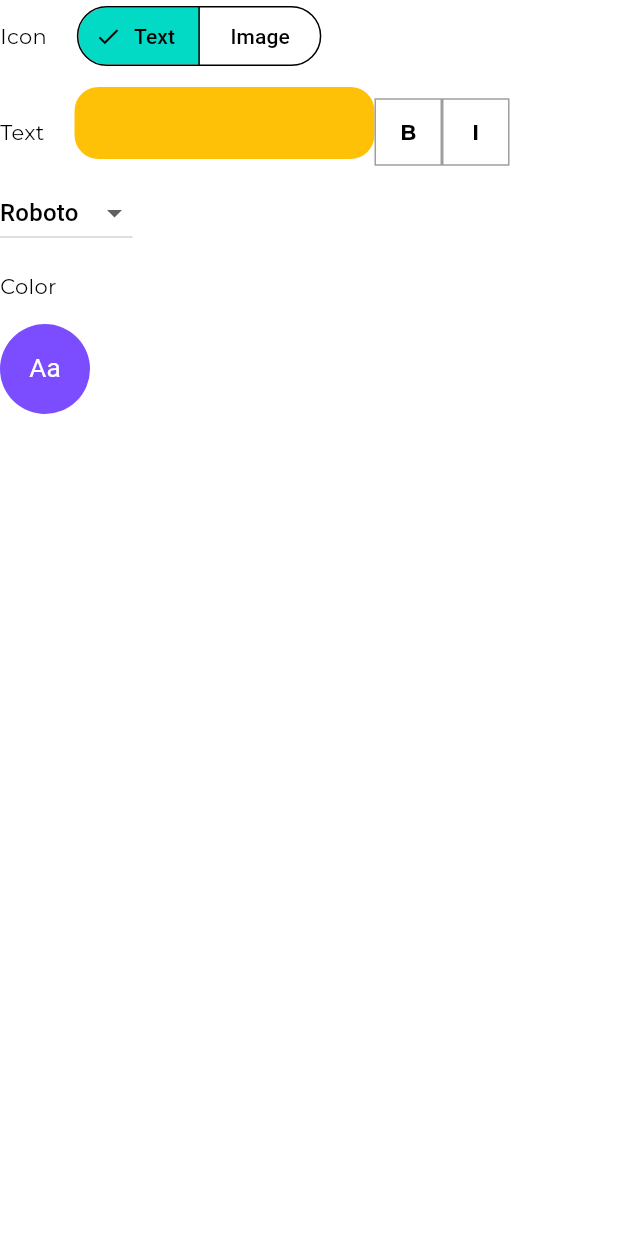
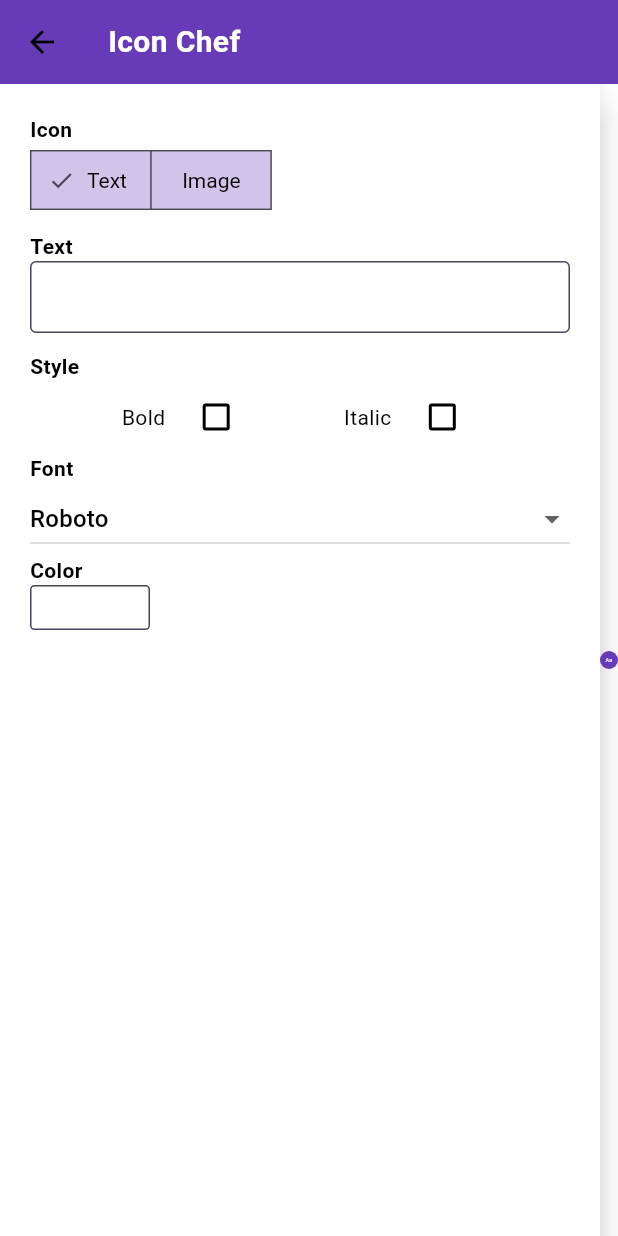
Before and after one commit to qasim-xo/icon_chef, a Flutter app: the IconEditorDesktopScreen screen opened directly, on a phone screen of 412 x 824 dp. Run offline on Flutter 3.47's test engine with Material 3 defaults, Android fonts, the phone set to English and light mode, and no system bars; our stand-ins replace auto_route, flutter_colorpicker, flutter_riverpod, google_fonts, responsive_framework; missing offline and left inert: image_downloader_web.

Commit message:
desigining the ui

```diff
--- a/lib/screens/icon_editor/providers/icon_editor_provider.dart
+++ b/lib/screens/icon_editor/providers/icon_editor_provider.dart
@@ -10,9 +10,11 @@ class IconEditorState {
   final bool isBold;
   final bool isItalic;
   final String selectedFont;
+  final String isBoldOrItalic;
 
   IconEditorState(
       {required this.selectedTab,
+      required this.isBoldOrItalic,
       required this.iconTextColor,
       required this.isBold,
       required this.isItalic,
@@ -25,6 +27,7 @@ class IconEditorState {
       Color? iconTextColor,
       bool? isBold,
       String? selectedFont,
+      String? isBoldOrItalic,
       bool? isItalic}) {
     return IconEditorState(
         selectedTab: selectedTab ?? this.selectedTab,
@@ -32,7 +35,8 @@ class IconEditorState {
         iconText: iconText ?? this.iconText,
         isBold: isBold ?? this.isBold,
         isItalic: isItalic ?? this.isItalic,
-        selectedFont: selectedFont ?? this.selectedFont);
+        selectedFont: selectedFont ?? this.selectedFont,
+        isBoldOrItalic: isBoldOrItalic ?? this.isBoldOrItalic);
   }
 
   factory IconEditorState.initial() {
@@ -42,7 +46,8 @@ class IconEditorState {
         iconTextColor: AppColors.whiteColor,
         isBold: false,
         isItalic: false,
-        selectedFont: 'Roboto');
+        selectedFont: 'Roboto',
+        isBoldOrItalic: '');
   }
 }
 
@@ -54,6 +59,10 @@ class IconEditorNotifier extends Notifier<IconEditorState> {
 
   void setSelectedTab(String selectedTab) {
     state = state.copyWith(selectedTab: selectedTab);
+  }
+
+  void setIsBoldOrItalic(String isBoldOrItalic) {
+    state = state.copyWith(isBoldOrItalic: isBoldOrItalic);
   }
 
   void setSelectedFont(String font) {
--- a/lib/screens/icon_editor/screens/desktop/icon_editor_desktop_screen.dart
+++ b/lib/screens/icon_editor/screens/desktop/icon_editor_desktop_screen.dart
@@ -3,11 +3,13 @@ import 'dart:ui' as ui;
 import 'package:flutter/material.dart';
 import 'package:flutter/rendering.dart';
 import 'package:flutter_riverpod/flutter_riverpod.dart';
+import 'package:icon_chef/constants/extension_constants.dart';
 import 'package:icon_chef/screens/icon_editor/providers/icon_editor_provider.dart';
 import 'package:icon_chef/screens/icon_editor/widgets/android_icon_widget.dart';
 import 'package:icon_chef/screens/icon_editor/widgets/clip_art_widget.dart';
 import 'package:icon_chef/screens/icon_editor/widgets/icon_settings_bar_widget.dart';
 import 'package:icon_chef/screens/icon_editor/widgets/text_tab_options_widget.dart';
+import 'package:icon_chef/theme/app_colors.dart';
 import 'package:image_downloader_web/image_downloader_web.dart';
 
 class IconEditorDesktopScreen extends ConsumerStatefulWidget {
@@ -48,52 +50,21 @@ class _IconEditorDesktopScreenState
   final TextEditingController textController = TextEditingController();
   @override
   Widget build(BuildContext context) {
-    final selectedTab = ref.watch(iconEditorProvider).selectedTab;
-    final iconText = ref.watch(iconEditorProvider).iconText;
-
     return Scaffold(
+      appBar: AppBar(
+        backgroundColor: AppColors.primaryColor,
+        title: Text(
+          'Icon Chef',
+          style: context.textTheme.bodyMedium?.copyWith(
+              color: AppColors.whiteColor,
+              fontWeight: FontWeight.bold,
+              fontSize: 20),
+        ),
+      ),
       body: Row(
         children: [
-          Column(
-            crossAxisAlignment: CrossAxisAlignment.start,
-            children: [
-              Row(
-                mainAxisAlignment: MainAxisAlignment.start,
-                children: [
-                  Text('Icon'),
-                  SizedBox(
-                    width: 20,
-                  ),
-                  SegmentedButton(
-                    segments: [
-                      ButtonSegment(label: Text('Text'), value: 'Text'),
-                      ButtonSegment(value: 'Image', label: Text('Image'))
-                    ],
-                    selected: {selectedTab},
-                    onSelectionChanged: (Set<String> newSelection) {
-                      ref
-                          .read(iconEditorProvider.notifier)
-                          .setSelectedTab(newSelection.first);
-                    },
-                  ),
-                ],
-              ),
-              SizedBox(
-                height: 10,
-              ),
-              TextTabOptionsWidget(
-                textController: textController,
-              ),
-              GestureDetector(
-                onTap: () {
-                  _captureAndDownload();
-                },
-                child: AndroidIconWidget(
-                  globalKey: _globalKey,
-                ),
-              ),
-            ],
-          ),
+          IconSettingsBarWidget(),
+          Expanded(child: AndroidIconWidget(globalKey: _globalKey))
         ],
       ),
     );
--- a/lib/screens/icon_editor/widgets/android_icon_widget.dart
+++ b/lib/screens/icon_editor/widgets/android_icon_widget.dart
@@ -8,10 +8,6 @@ import 'package:icon_chef/theme/app_colors.dart';
 class AndroidIconWidget extends ConsumerWidget {
   const AndroidIconWidget({super.key, required this.globalKey});
 
-  // final String text;
-  // final Color backgroundColor;
-  // final Color textColor;
-  // final FontWeight fontWeight;
   final GlobalKey globalKey;
 
   @override
--- a/lib/screens/icon_editor/widgets/icon_settings_bar_widget.dart
+++ b/lib/screens/icon_editor/widgets/icon_settings_bar_widget.dart
@@ -1,14 +1,64 @@
 import 'package:flutter/material.dart';
 import 'package:flutter_riverpod/flutter_riverpod.dart';
+import 'package:icon_chef/constants/extension_constants.dart';
+import 'package:icon_chef/screens/icon_editor/providers/icon_editor_provider.dart';
+import 'package:icon_chef/screens/icon_editor/widgets/android_icon_widget.dart';
 import 'package:icon_chef/screens/icon_editor/widgets/clip_art_widget.dart';
+import 'package:icon_chef/screens/icon_editor/widgets/text_tab_options_widget.dart';
 
-class IconSettingsBarWidget extends ConsumerWidget {
+class IconSettingsBarWidget extends ConsumerStatefulWidget {
   const IconSettingsBarWidget({super.key});
 
   @override
-  Widget build(BuildContext context, WidgetRef ref) {
-    return Column(
-      children: [ClipArtWidget()],
+  ConsumerState<IconSettingsBarWidget> createState() =>
+      _IconSettingsBarWidgetState();
+}
+
+class _IconSettingsBarWidgetState extends ConsumerState<IconSettingsBarWidget> {
+  final GlobalKey _globalKey = GlobalKey();
+  final TextEditingController textController = TextEditingController();
+
+  @override
+  Widget build(BuildContext context) {
+    final selectedTab = ref.watch(iconEditorProvider).selectedTab;
+    final iconText = ref.watch(iconEditorProvider).iconText;
+    return Material(
+      elevation: 10,
+      child: Container(
+        width: 400,
+        decoration: BoxDecoration(color: Colors.white),
+        child: Padding(
+          padding: const EdgeInsets.symmetric(horizontal: 20, vertical: 20),
+          child: Column(
+            crossAxisAlignment: CrossAxisAlignment.start,
+            children: [
+              Text(
+                'Icon',
+                style: context.textTheme.bodyMedium
+                    ?.copyWith(fontWeight: FontWeight.bold),
+              ),
+              SegmentedButton(
+                segments: [
+                  ButtonSegment(label: Text('Text'), value: 'Text'),
+                  ButtonSegment(value: 'Image', label: Text('Image'))
+                ],
+                selected: {selectedTab},
+                onSelectionChanged: (Set<String> newSelection) {
+                  ref
+                      .read(iconEditorProvider.notifier)
+                      .setSelectedTab(newSelection.first);
+                },
+              ),
+              SizedBox(
+                height: 10,
+              ),
+              TextTabOptionsWidget(
+                textController: textController,
+              ),
+            ],
+          ),
+        ),
+      ),
     );
   }
 }
--- a/lib/screens/icon_editor/widgets/text_tab_options_widget.dart
+++ b/lib/screens/icon_editor/widgets/text_tab_options_widget.dart
@@ -19,73 +19,83 @@ class TextTabOptionsWidget extends ConsumerWidget {
     final isBold = ref.watch(iconEditorProvider).isBold;
     final isItalic = ref.watch(iconEditorProvider).isItalic;
     final selectedFont = ref.watch(iconEditorProvider).selectedFont;
+
     return Column(
       crossAxisAlignment: CrossAxisAlignment.start,
-      mainAxisAlignment: MainAxisAlignment.center,
       children: [
-        Row(
-          crossAxisAlignment: CrossAxisAlignment.center,
-          mainAxisAlignment: MainAxisAlignment.center,
-          children: [
-            Text('Text'),
+        Text(
+          'Text',
+          style: context.textTheme.bodyMedium
+              ?.copyWith(fontWeight: FontWeight.bold),
+        ),
         SizedBox(
           width: 20,
         ),
         SizedBox(
           height: 60,
-              width: 200,
+          width: double.infinity,
           child: AppTextField(
+            focusedBorder:
+                OutlineInputBorder(borderRadius: BorderRadius.circular(3)),
+            border: OutlineInputBorder(
+                borderSide: BorderSide(color: AppColors.primaryTextColor)),
+            borderRadius: BorderRadius.circular(3),
+            fillColor: AppColors.whiteColor,
             onChanged: (val) {
               ref.read(iconEditorProvider.notifier).setIconText(val);
             },
             textController: textController,
           ),
         ),
-            GestureDetector(
-              onTap: () {
-                ref.read(iconEditorProvider.notifier).setIsBold(!isBold);
-              },
-              child: Container(
-                height: 45,
-                width: 45,
-                decoration: BoxDecoration(
-                    color: isBold == false
-                        ? AppColors.whiteColor
-                        : AppColors.primaryColor.withValues(alpha: 0.3),
-                    border: Border.all(color: AppColors.dividerColor)),
-                child: Center(
-                  child: Text(
-                    'B',
+        Text(
+          'Style',
           style: context.textTheme.bodyMedium
               ?.copyWith(fontWeight: FontWeight.bold),
         ),
+        Row(
+          mainAxisAlignment: MainAxisAlignment.spaceEvenly,
+          children: [
+            Row(
+              children: [
+                Text('Bold'),
+                SizedBox(
+                  width: 10,
                 ),
+                Checkbox(
+                    value: isBold,
+                    onChanged: (value) {
+                      ref
+                          .read(iconEditorProvider.notifier)
+                          .setIsBold(value ?? false);
+                    }),
+              ],
             ),
+            Row(
+              children: [
+                Text('Italic'),
+                SizedBox(
+                  width: 10,
                 ),
-            GestureDetector(
-              onTap: () {
-                ref.read(iconEditorProvider.notifier).setIsItalic(!isItalic);
-              },
-              child: Container(
-                height: 45,
-                width: 45,
-                decoration: BoxDecoration(
-                    color: isItalic == false
-                        ? AppColors.whiteColor
-                        : AppColors.primaryColor.withValues(alpha: 0.3),
-                    border: Border.all(color: AppColors.dividerColor)),
-                child: Center(
-                  child: Text(
-                    'I',
+                Checkbox(
+                    value: isItalic,
+                    onChanged: (value) {
+                      ref
+                          .read(iconEditorProvider.notifier)
+                          .setIsItalic(value ?? false);
+                    }),
+              ],
+            ),
+          ],
+        ),
+        Text(
+          'Font',
           style: context.textTheme.bodyMedium
               ?.copyWith(fontWeight: FontWeight.bold),
         ),
-                ),
-              ),
-            )
-          ],
-        ),
         DropdownButton<String>(
+          isDense: false,
+          padding: EdgeInsets.zero,
+          isExpanded: true,
           value: selectedFont,
           items: fonts.map((String font) {
             return DropdownMenuItem<String>(
@@ -99,13 +109,14 @@ class TextTabOptionsWidget extends ConsumerWidget {
                 .setSelectedFont(newValue ?? 'Roboto');
           },
         ),
-        Row(
-          children: [
-            Text('Color'),
+        Text(
+          'Color',
+          style: context.textTheme.bodyMedium
+              ?.copyWith(fontWeight: FontWeight.bold),
+        ),
         SizedBox(
           width: 20,
         ),
-
         InkWell(
           onTap: () {
             showDialog(
@@ -139,19 +150,13 @@ class TextTabOptionsWidget extends ConsumerWidget {
             );
           },
           child: Container(
-                height: 50,
-                width: 50,
+            height: 30,
+            width: 80,
             decoration: BoxDecoration(
+                border: Border.all(color: AppColors.primaryTextColor),
                 color: iconTextColor,
-                    borderRadius: BorderRadius.circular(10)),
+                borderRadius: BorderRadius.circular(3)),
           ),
-            )
-            // ColorPicker(
-            //     pickerColor: iconTextColor,
-            //     onColorChanged: (color) {
-            //       ref.read(iconEditorProvider.notifier).setIconColor(color);
-            //     })
-          ],
         )
       ],
     );
--- a/lib/shared/widgets/app_custom_textfield.dart
+++ b/lib/shared/widgets/app_custom_textfield.dart
@@ -147,7 +147,7 @@ class _AppTextFieldState extends State<AppTextField> {
         disabledBorder: widget.border,
         errorBorder: widget.border,
         filled: true,
-        fillColor: widget.fillColor ?? AppColors.textfieldColor,
+        fillColor: widget.fillColor ?? AppColors.primaryColor,
         // border: widget.border ?? widget.focusedBorder,
         labelText: widget.labelText,
         contentPadding: widget.contentPadding ??
--- a/lib/theme/app_colors.dart
+++ b/lib/theme/app_colors.dart
@@ -1,7 +1,8 @@
 import 'package:flutter/material.dart';
 
 class AppColors {
-  static const primaryColor = Colors.deepPurpleAccent;
+  static const primaryColor = Color(0xff673AB7);
+  static const primaryTextColor = Color(0xff4A4459);
   static const whiteColor = Colors.white;
   static const blackColor = Colors.black;
   static const transparentColor = Colors.transparent;
--- a/lib/theme/app_theme.dart
+++ b/lib/theme/app_theme.dart
@@ -74,6 +74,21 @@ class AppTheme {
             ),
       ),
     ),
+    segmentedButtonTheme: SegmentedButtonThemeData(
+        style: ButtonStyle(
+      side:
+          WidgetStatePropertyAll(BorderSide(color: AppColors.primaryTextColor)),
+      iconColor: WidgetStatePropertyAll(AppColors.primaryTextColor),
+      textStyle:
+          WidgetStatePropertyAll(TextStyle(color: AppColors.primaryTextColor)),
+      backgroundColor:
+          WidgetStatePropertyAll(AppColors.primaryColor.withValues(alpha: 0.3)),
+      shape: WidgetStateProperty.all<RoundedRectangleBorder>(
+        const RoundedRectangleBorder(
+          borderRadius: BorderRadius.zero,
+        ),
+      ),
+    )),
     textButtonTheme: TextButtonThemeData(
       style: TextButton.styleFrom(
         foregroundColor: AppColors.primaryColor,
@@ -117,49 +132,49 @@ class AppTheme {
 class AppTextTheme {
   static TextTheme textTheme(ColorScheme colorScheme) => TextTheme(
         /// Use this for titles like in app bars etc
-        displayLarge: GoogleFonts.montserrat(
+        displayLarge: GoogleFonts.roboto(
           color: colorScheme.inverseSurface,
           fontSize: 25,
           fontWeight: FontWeight.w500,
         ),
 
         /// Use this for attribute title or sub headings
-        titleLarge: GoogleFonts.montserrat(
+        titleLarge: GoogleFonts.roboto(
           color: colorScheme.inverseSurface,
           fontSize: 18,
           fontWeight: FontWeight.w600,
         ),
 
         /// Use this for when to bold any kind of attributes in a card or UI widget
-        bodyLarge: GoogleFonts.montserrat(
+        bodyLarge: GoogleFonts.roboto(
           color: colorScheme.inverseSurface,
           fontSize: 14,
           fontWeight: FontWeight.w600,
         ),
 
         /// Use this for any kind of attributes in a card or UI widget
-        bodyMedium: GoogleFonts.montserrat(
+        bodyMedium: GoogleFonts.roboto(
           color: colorScheme.inverseSurface,
           fontSize: 14,
           fontWeight: FontWeight.w400,
         ),
 
         /// Used for bold headings of textfields and other widgets
-        titleMedium: GoogleFonts.montserrat(
+        titleMedium: GoogleFonts.roboto(
           color: colorScheme.inverseSurface,
           fontSize: 16,
           fontWeight: FontWeight.w500,
         ),
 
         /// Used for non bold/regular headings of textfields and other widgets
-        titleSmall: GoogleFonts.montserrat(
+        titleSmall: GoogleFonts.roboto(
           color: colorScheme.inverseSurface,
           fontSize: 16,
           fontWeight: FontWeight.w400,
         ),
 
         /// Use this for any kind of attributes in a card or UI widget
-        bodySmall: GoogleFonts.montserrat(
+        bodySmall: GoogleFonts.roboto(
           fontWeight: FontWeight.w400,
           color: colorScheme.inverseSurface,
           fontSize: 12,
```
Lines whose indentation alone changed are shown as unchanged.
